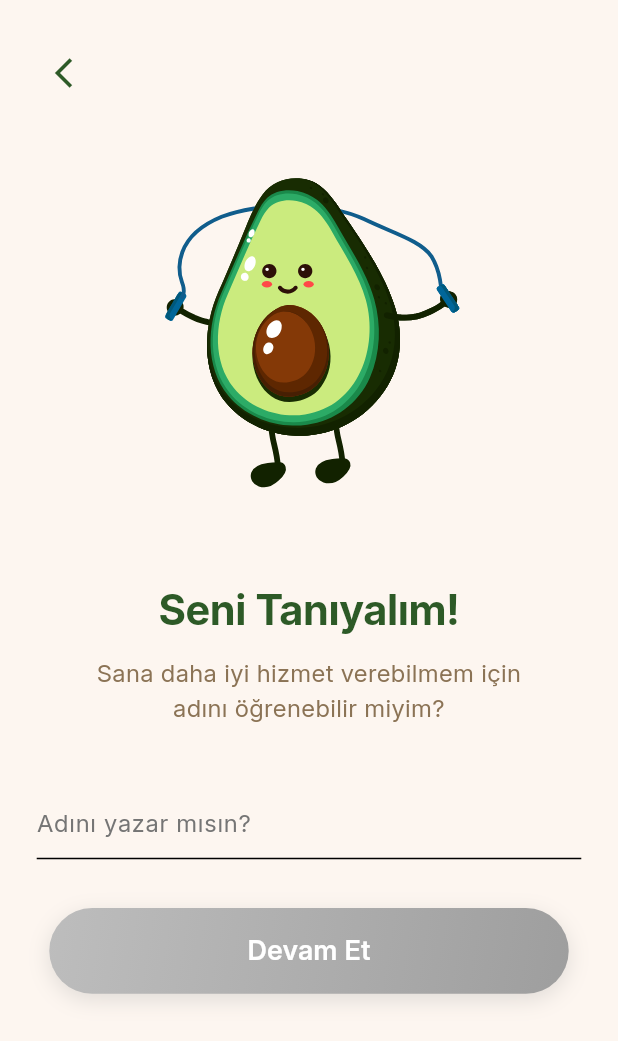
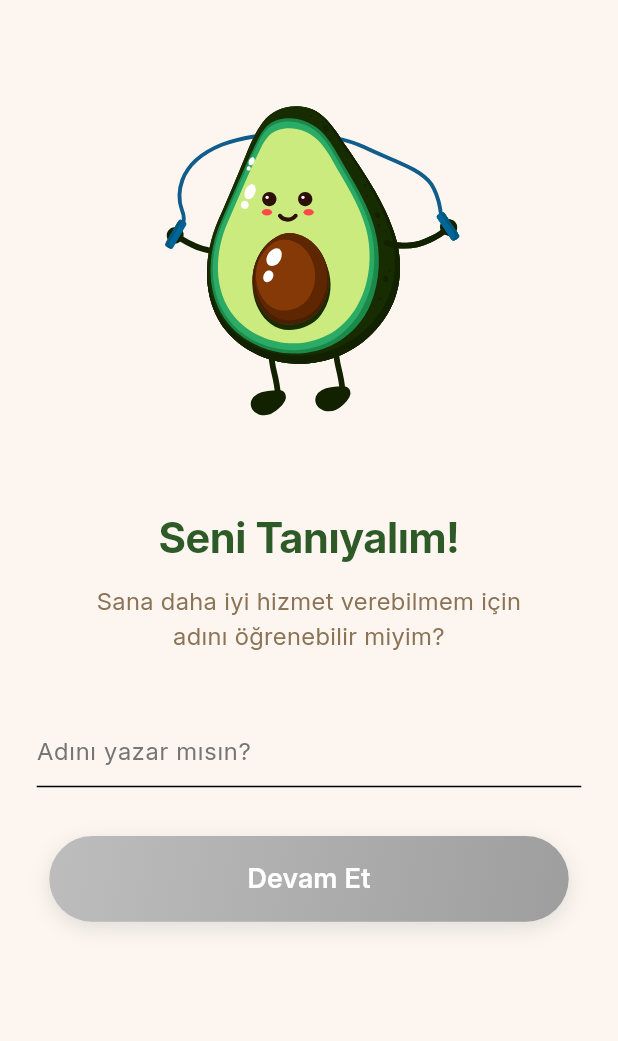
Before and after one commit to mustafanarin/Avo-AI-Diet, a Flutter app: the NameInputView screen opened by its route, on a phone screen of 412 x 824 dp. Shown: the top 1041 px of the screen. Run offline on Flutter 3.47's test engine with Material 3 defaults, Android fonts, the phone set to English and light mode, and no system bars; our stand-ins replace flutter_dotenv, flutter_hooks, flutter_screenutil, flutter_secure_storage, get_it, go_router and 2 more; accounts and stored records are empty.

Commit message:
The necessary package installations completed for  project
- flutter_dotenv
- flutter_secure_storage
- google_generative_ai
- get_it

```diff
--- a/lib/feature/home/view/home_view.dart
+++ b/lib/feature/home/view/home_view.dart
@@ -50,9 +50,7 @@ class _HomeViewState extends State<HomeView> {
                 ],
               ),
             ),
-            SizedBox(
-              height: 8.h,
-            ),
+            SizedBox(height: 8.h),
             const Expanded(
               child: ModernDietCard(
                 date: '3 Ocak 2025',
--- a/lib/feature/onboarding/view/name_input_view.dart
+++ b/lib/feature/onboarding/view/name_input_view.dart
@@ -1,6 +1,5 @@
 import 'package:avo_ai_diet/product/constants/enum/general/json_name.dart';
 import 'package:avo_ai_diet/product/constants/enum/project_settings/app_padding.dart';
-import 'package:avo_ai_diet/product/constants/project_colors.dart';
 import 'package:avo_ai_diet/product/constants/project_strings.dart';
 import 'package:avo_ai_diet/product/constants/route_names.dart';
 import 'package:avo_ai_diet/product/extensions/json_extension.dart';
@@ -43,14 +42,6 @@ final class NameInputView extends HookWidget {
             child: Column(
               crossAxisAlignment: CrossAxisAlignment.start,
               children: [
-                IconButton(
-                  onPressed: () => Navigator.of(context).pop(),
-                  icon: const Icon(
-                    Icons.arrow_back_ios,
-                    color: ProjectColors.forestGreen,
-                  ),
-                  padding: EdgeInsets.zero,
-                ),
                 const _AvoMascotLottie(),
                 SizedBox(height: 32.h),
                 const _TitleText(),
--- a/lib/feature/onboarding/view/user_info_view.dart
+++ b/lib/feature/onboarding/view/user_info_view.dart
@@ -7,7 +7,7 @@ import 'package:avo_ai_diet/product/extensions/text_theme_extension.dart';
 import 'package:avo_ai_diet/product/utility/calori_validators.dart';
 import 'package:avo_ai_diet/product/widgets/project_button.dart';
 import 'package:avo_ai_diet/product/widgets/project_textfield.dart';
-import 'package:avo_ai_diet/service/calori_calculator_service.dart';
+import 'package:avo_ai_diet/services/calori_calculator_service.dart';
 import 'package:flutter/material.dart';
 import 'package:flutter_hooks/flutter_hooks.dart';
 import 'package:flutter_screenutil/flutter_screenutil.dart';
--- a/lib/feature/tabbar/tabbar_view.dart
+++ b/lib/feature/tabbar/tabbar_view.dart
@@ -36,7 +36,7 @@ final class CustomTabBarView extends HookWidget {
           onPressed: () {
             Navigator.of(context).push(
               MaterialPageRoute<void>(builder: (_) => const ChatScreen()),
-            );
+            ); // TODO: flutter_chat_ui, go router
           },
         ),
       ),
--- a/lib/main.dart
+++ b/lib/main.dart
@@ -1,9 +1,13 @@
+import 'package:avo_ai_diet/product/utility/init/app_initialize.dart';
 import 'package:avo_ai_diet/product/routes/app_router.dart';
 import 'package:avo_ai_diet/product/theme/app_theme.dart';
 import 'package:flutter/material.dart';
 import 'package:flutter_screenutil/flutter_screenutil.dart';
 
-void main() => runApp(const MyApp());
+Future<void> main() async {
+  await AppInitialize.init();
+  runApp(const MyApp());
+}
 
 class MyApp extends StatelessWidget {
   const MyApp({super.key});
--- a/lib/product/routes/app_router.dart
+++ b/lib/product/routes/app_router.dart
@@ -14,7 +14,7 @@ final class AppRouter {
   static final GoRouter router = GoRouter(
     // navigatorKey: _rootNavigatorKey,
     routes: _routes,
-    initialLocation: RouteNames.tabbar,
+    initialLocation: RouteNames.welcome,
     errorBuilder: (context, state) => const _ErrorPage(),
   );
 
--- a/lib/product/theme/app_theme.dart
+++ b/lib/product/theme/app_theme.dart
@@ -5,9 +5,11 @@ import 'package:flutter/services.dart';
 abstract final class AppTheme {
   static ThemeData get getLightTheme => ThemeData.light().copyWith(
         scaffoldBackgroundColor: ProjectColors.backgroundCream,
-        appBarTheme: const AppBarTheme(
+        appBarTheme: AppBarTheme(
           titleTextStyle: _ProjectTextStyle.titlelarge,
-          systemOverlayStyle: SystemUiOverlayStyle.dark,
+          systemOverlayStyle: SystemUiOverlayStyle.dark.copyWith(
+            statusBarColor: Colors.transparent,
+          ),
           backgroundColor: Colors.transparent,
           elevation: 0,
           centerTitle: false,
```
Also changed, not shown: lib/product/utility/exceptions/gemini_exception.dart (added, +10 -0 lines), lib/product/utility/exceptions/secure_storage_exception.dart (added, +10 -0 lines), lib/product/utility/init/app_initialize.dart (added, +13 -0 lines), lib/product/utility/init/service_locator.dart (added, +12 -0 lines), lib/services/gemini_service.dart (added, +35 -0 lines), lib/services/secure_storage_service.dart (added, +19 -0 lines), pubspec.yaml (+9 -0 lines), lib/services/calori_calculator_service.dart (renamed from lib/service/calori_calculator_service.dart), pubspec.lock, 4 other files.
